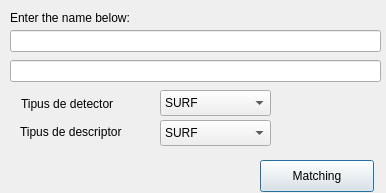
Before: the Qt Designer form HelloForm.ui in kaneda75/MatchingArtImages, drawn with Qt 5.
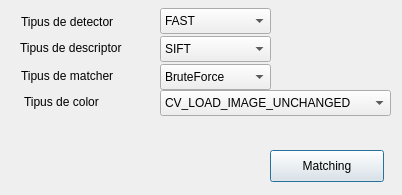
After: the same form once the commit is applied.

Commit message: Se añaden todos los descritores, detectores, matchers i color

Diff of the .ui file:
```diff
--- a/HelloForm.ui
+++ b/HelloForm.ui
@@ -6,58 +6,30 @@
    <rect>
     <x>0</x>
     <y>0</y>
-    <width>386</width>
-    <height>193</height>
+    <width>402</width>
+    <height>195</height>
    </rect>
   </property>
   <property name="windowTitle">
    <string>HelloForm</string>
   </property>
-  <widget class="QLineEdit" name="nameEdit">
-   <property name="geometry">
-    <rect>
-     <x>10</x>
-     <y>30</y>
-     <width>371</width>
-     <height>22</height>
-    </rect>
-   </property>
-  </widget>
-  <widget class="QLineEdit" name="helloEdit">
-   <property name="geometry">
-    <rect>
-     <x>10</x>
-     <y>60</y>
-     <width>371</width>
-     <height>22</height>
-    </rect>
-   </property>
-  </widget>
-  <widget class="QLabel" name="label">
-   <property name="geometry">
-    <rect>
-     <x>10</x>
-     <y>10</y>
-     <width>311</width>
-     <height>16</height>
-    </rect>
-   </property>
-   <property name="text">
-    <string>Enter the name below:</string>
-   </property>
-  </widget>
   <widget class="QComboBox" name="comboBoxDetectorType">
    <property name="geometry">
     <rect>
      <x>160</x>
-     <y>90</y>
+     <y>8</y>
      <width>111</width>
      <height>26</height>
     </rect>
    </property>
    <item>
     <property name="text">
-     <string>SURF</string>
+     <string>FAST</string>
+    </property>
+   </item>
+   <item>
+    <property name="text">
+     <string>STAR</string>
     </property>
    </item>
    <item>
@@ -70,16 +42,11 @@
    <property name="geometry">
     <rect>
      <x>160</x>
-     <y>120</y>
+     <y>36</y>
      <width>111</width>
      <height>26</height>
     </rect>
    </property>
-   <item>
-    <property name="text">
-     <string>SURF</string>
-    </property>
-   </item>
    <item>
     <property name="text">
      <string>SIFT</string>
@@ -90,7 +57,7 @@
    <property name="geometry">
     <rect>
      <x>21</x>
-     <y>96</y>
+     <y>14</y>
      <width>141</width>
      <height>16</height>
     </rect>
@@ -103,7 +70,7 @@
    <property name="geometry">
     <rect>
      <x>20</x>
-     <y>122</y>
+     <y>38</y>
      <width>141</width>
      <height>20</height>
     </rect>
@@ -115,8 +82,8 @@
   <widget class="QPushButton" name="pushButton">
    <property name="geometry">
     <rect>
-     <x>260</x>
-     <y>160</y>
+     <x>270</x>
+     <y>150</y>
      <width>114</width>
      <height>32</height>
     </rect>
@@ -125,6 +92,102 @@
     <string>Matching</string>
    </property>
   </widget>
+  <widget class="QLabel" name="label_4">
+   <property name="geometry">
+    <rect>
+     <x>21</x>
+     <y>66</y>
+     <width>141</width>
+     <height>20</height>
+    </rect>
+   </property>
+   <property name="text">
+    <string>Tipus de matcher</string>
+   </property>
+  </widget>
+  <widget class="QComboBox" name="comboBoxMatcherType">
+   <property name="geometry">
+    <rect>
+     <x>160</x>
+     <y>64</y>
+     <width>111</width>
+     <height>26</height>
+    </rect>
+   </property>
+   <item>
+    <property name="text">
+     <string>BruteForce</string>
+    </property>
+   </item>
+   <item>
+    <property name="text">
+     <string>BruteForce-L1</string>
+    </property>
+   </item>
+   <item>
+    <property name="text">
+     <string>BruteForce-Hamming</string>
+    </property>
+   </item>
+   <item>
+    <property name="text">
+     <string>BruteForce-Hamming(2)</string>
+    </property>
+   </item>
+   <item>
+    <property name="text">
+     <string>FlannBased</string>
+    </property>
+   </item>
+  </widget>
+  <widget class="QLabel" name="label_5">
+   <property name="geometry">
+    <rect>
+     <x>24</x>
+     <y>92</y>
+     <width>141</width>
+     <height>20</height>
+    </rect>
+   </property>
+   <property name="text">
+    <string>Tipus de color</string>
+   </property>
+  </widget>
+  <widget class="QComboBox" name="comboBoxColor">
+   <property name="geometry">
+    <rect>
+     <x>160</x>
+     <y>90</y>
+     <width>231</width>
+     <height>26</height>
+    </rect>
+   </property>
+   <item>
+    <property name="text">
+     <string>CV_LOAD_IMAGE_UNCHANGED</string>
+    </property>
+   </item>
+   <item>
+    <property name="text">
+     <string>CV_LOAD_IMAGE_GRAYSCALE</string>
+    </property>
+   </item>
+   <item>
+    <property name="text">
+     <string>CV_LOAD_IMAGE_COLOR</string>
+    </property>
+   </item>
+   <item>
+    <property name="text">
+     <string>CV_LOAD_IMAGE_ANYDEPTH</string>
+    </property>
+   </item>
+   <item>
+    <property name="text">
+     <string>CV_LOAD_IMAGE_ANYCOLOR</string>
+    </property>
+   </item>
+  </widget>
  </widget>
  <resources/>
  <connections/>
```
Left out of the diff: 170 changed lines with no effect on the pictures. The commit also changes 6 other files.
